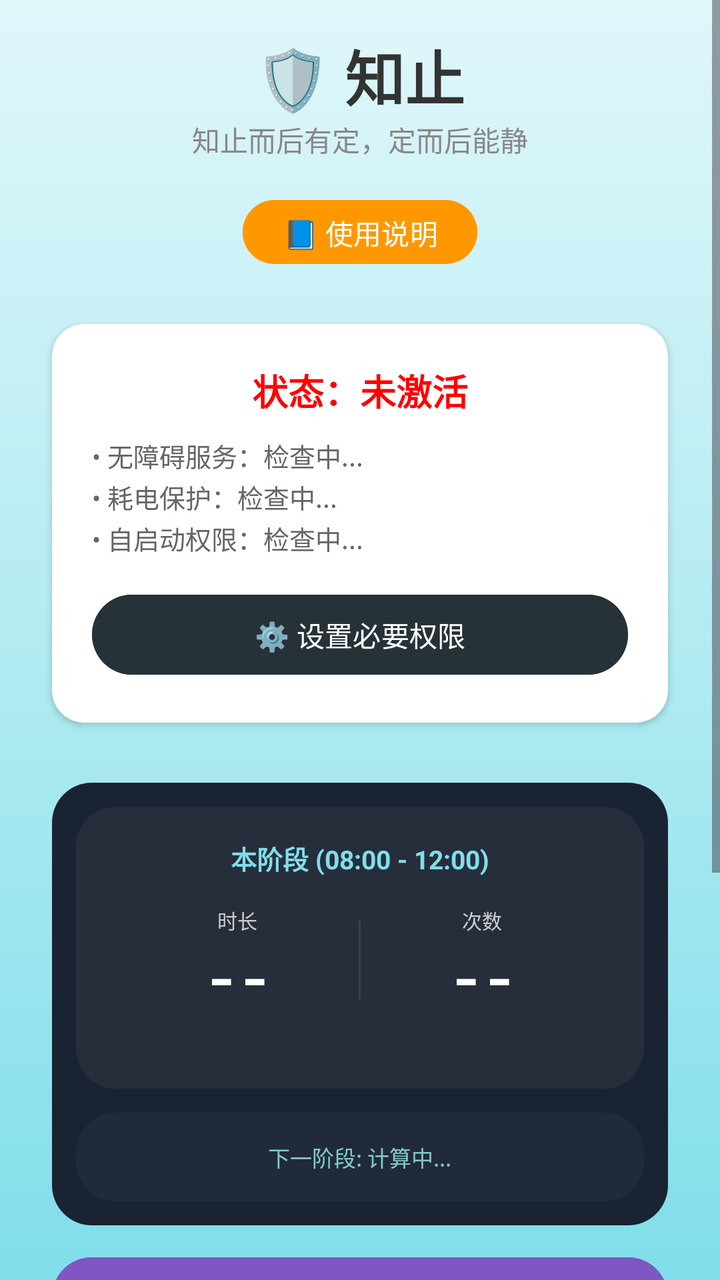
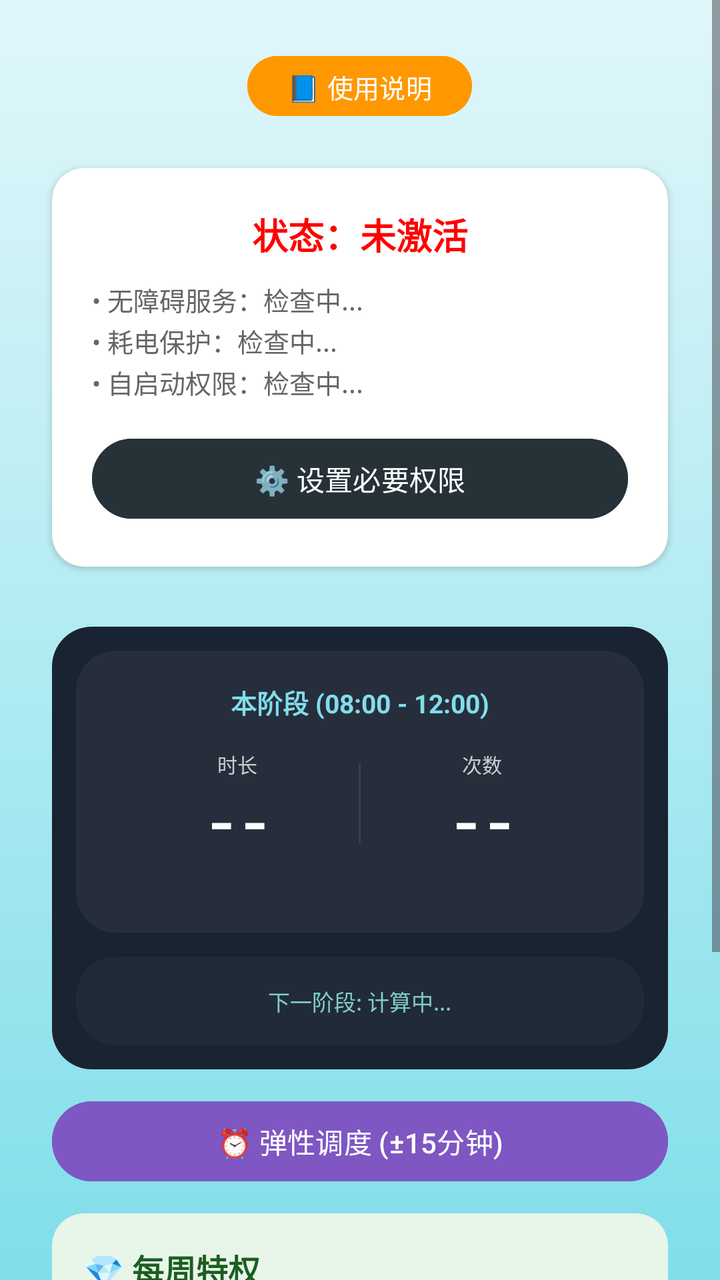

Screens rendered from an Android XML layout before and after an edit, with the pre-edit source and the edit as a unified diff.
<!-- AndroidManifest.xml: application theme Theme.ZhiZhi -->
<!-- res/layout/fragment_home.xml -->
<?xml version="1.0" encoding="utf-8"?>
<ScrollView xmlns:android="http://schemas.android.com/apk/res/android"
    xmlns:app="http://schemas.android.com/apk/res-auto"
    android:id="@+id/layout_home"
    android:layout_width="match_parent"
    android:layout_height="match_parent"
    android:background="@drawable/bg_sea_surface"
    android:fitsSystemWindows="true"
    android:clipToPadding="false"
    android:visibility="visible">

    <LinearLayout
        android:layout_width="match_parent"
        android:layout_height="wrap_content"
        android:orientation="vertical"
            android:padding="16dp"
            android:gravity="center_horizontal">

        <TextView
            android:layout_width="wrap_content"
            android:layout_height="wrap_content"
            android:text="🛡️ 知止"
            android:textSize="30sp"
            android:textStyle="bold"
            android:textColor="#333333"
            android:layout_marginTop="0dp"/>

        <TextView
            android:layout_width="wrap_content"
            android:layout_height="wrap_content"
            android:text="知止而后有定，定而后能静"
            android:textSize="14sp"
            android:textColor="#888888"
            android:layout_marginBottom="16dp"/>

        <Button
            android:id="@+id/btn_help"
            android:layout_width="wrap_content"
            android:layout_height="40dp"
            android:text="📘 使用说明"
            android:textSize="14sp"
            android:backgroundTint="#FF9800"
            android:paddingHorizontal="20dp"
            android:layout_marginBottom="16dp"/>

        
        <androidx.cardview.widget.CardView
            android:id="@+id/card_setup_guide"
            android:layout_width="match_parent"
            android:layout_height="wrap_content"
            android:layout_marginHorizontal="10dp"
            android:layout_marginBottom="16dp"
            android:backgroundTint="#FFFFFF"
            android:visibility="gone"
            app:cardCornerRadius="16dp"
            app:cardElevation="4dp">
            <LinearLayout
                android:layout_width="match_parent"
                android:layout_height="wrap_content"
                android:orientation="vertical"
                android:padding="16dp">
                
                <TextView
                    android:layout_width="wrap_content"
                    android:layout_height="wrap_content"
                    android:text="🚀 航行准备清单"
                    android:textSize="18sp"
                    android:textStyle="bold"
                    android:textColor="#333333"
                    android:layout_marginBottom="12dp"/>

                
                <LinearLayout
                    android:layout_width="match_parent"
                    android:layout_height="wrap_content"
                    android:orientation="horizontal"
                    android:gravity="center_vertical"
                    android:paddingVertical="8dp">
                    <TextView
                        android:id="@+id/tv_setup_icon_perm"
                        android:layout_width="24dp"
                        android:layout_height="24dp"
                        android:text="⭕"
                        android:gravity="center"
                        android:textSize="14sp"/>
                    <TextView
                        android:layout_width="0dp"
                        android:layout_height="wrap_content"
                        android:layout_weight="1"
                        android:layout_marginStart="8dp"
                        android:text="基础权限设置 (必要)"
                        android:textColor="#333333"
                        android:textSize="14sp"/>
                    <TextView
                        android:id="@+id/btn_setup_go_perm"
                        android:layout_width="wrap_content"
                        android:layout_height="wrap_content"
                        android:text="去开启 >"
                        android:textColor="#1976D2"
                        android:textSize="13sp"
                        android:textStyle="bold"
                        android:padding="4dp"/>
                </LinearLayout>

                
                <LinearLayout
                    android:layout_width="match_parent"
                    android:layout_height="wrap_content"
                    android:orientation="horizontal"
                    android:gravity="center_vertical"
                    android:paddingVertical="8dp">
                    <TextView
                        android:id="@+id/tv_setup_icon_blacklist"
                        android:layout_width="24dp"
                        android:layout_height="24dp"
                        android:text="⭕"
                        android:gravity="center"
                        android:textSize="14sp"/>
                    <TextView
                        android:layout_width="0dp"
                        android:layout_height="wrap_content"
                        android:layout_weight="1"
                        android:layout_marginStart="8dp"
                        android:text="配置监管黑名单 (必要)"
                        android:textColor="#333333"
                        android:textSize="14sp"/>
                    <TextView
                        android:id="@+id/btn_setup_go_blacklist"
                        android:layout_width="wrap_content"
                        android:layout_height="wrap_content"
                        android:text="去勾选 >"
                        android:textColor="#1976D2"
                        android:textSize="13sp"
                        android:textStyle="bold"
                        android:padding="4dp"/>
                </LinearLayout>

                
                <LinearLayout
                    android:layout_width="match_parent"
                    android:layout_height="wrap_content"
                    android:orientation="horizontal"
                    android:gravity="center_vertical"
                    android:paddingVertical="8dp">
                    <TextView
                        android:id="@+id/tv_setup_icon_dnd"
                        android:layout_width="24dp"
                        android:layout_height="24dp"
                        android:text="⭕"
                        android:gravity="center"
                        android:textSize="14sp"/>
                    <TextView
                        android:layout_width="0dp"
                        android:layout_height="wrap_content"
                        android:layout_weight="1"
                        android:layout_marginStart="8dp"
                        android:text="设置勿扰时间段 (必要)"
                        android:textColor="#333333"
                        android:textSize="14sp"/>
                    <TextView
                        android:id="@+id/btn_setup_go_dnd"
                        android:layout_width="wrap_content"
                        android:layout_height="wrap_content"
                        android:text="去添加 >"
                        android:textColor="#1976D2"
                        android:textSize="13sp"
                        android:textStyle="bold"
                        android:padding="4dp"/>
                </LinearLayout>

            </LinearLayout>
        </androidx.cardview.widget.CardView>

        
        <androidx.cardview.widget.CardView
            android:id="@+id/card_adaptation"
            android:layout_width="match_parent"
            android:layout_height="wrap_content"
            android:layout_marginHorizontal="10dp"
            android:layout_marginBottom="16dp"
            android:backgroundTint="#E0F7FA"
            android:visibility="gone"
            app:cardCornerRadius="16dp"
            app:cardElevation="2dp">
            <LinearLayout
                android:layout_width="match_parent"
                android:layout_height="wrap_content"
                android:orientation="vertical"
                android:padding="16dp">
                <TextView
                    android:layout_width="wrap_content"
                    android:layout_height="wrap_content"
                    android:text="✨ 当前处于适应期"
                    android:textSize="16sp"
                    android:textStyle="bold"
                    android:textColor="#006064"/>
                <TextView
                    android:layout_width="wrap_content"
                    android:layout_height="wrap_content"
                    android:layout_marginTop="4dp"
                    android:text="设置将立即生效，安装24小时后或手动结束后进入严格模式。"
                    android:textSize="12sp"
                    android:textColor="#00838F"/>
                <Button
                    android:id="@+id/btn_end_adaptation"
                    android:layout_width="wrap_content"
                    android:layout_height="wrap_content"
                    android:minHeight="32dp"
                    android:layout_marginTop="8dp"
                    android:layout_gravity="end"
                    android:paddingHorizontal="16dp"
                    android:paddingVertical="0dp"
                    android:insetTop="0dp"
                    android:insetBottom="0dp"
                    android:text="手动结束适应期"
                    android:textSize="12sp"
                    android:backgroundTint="#00838F"
                    android:textColor="#FFFFFF"
                    app:cornerRadius="16dp"/>
            </LinearLayout>
        </androidx.cardview.widget.CardView>

        <androidx.cardview.widget.CardView
            android:layout_width="match_parent"
            android:layout_height="wrap_content"
            android:layout_margin="10dp"
            android:backgroundTint="#FFFFFF"
            app:cardCornerRadius="16dp"
            android:elevation="4dp">
            <LinearLayout
                android:layout_width="match_parent"
                android:layout_height="wrap_content"
                android:orientation="vertical"
                android:padding="20dp"
                android:gravity="center">

                <TextView
                    android:id="@+id/tv_status"
                    android:layout_width="wrap_content"
                    android:layout_height="wrap_content"
                    android:text="状态：未激活"
                    android:textSize="18sp"
                    android:textColor="#FF0000"
                    android:textStyle="bold"/>

                <TextView
                    android:id="@+id/tv_protection_status"
                    android:layout_width="match_parent"
                    android:layout_height="wrap_content"
                    android:layout_marginTop="10dp"
                    android:text="• 无障碍服务：检查中...\n• 耗电保护：检查中...\n• 自启动权限：检查中..."
                    android:textSize="13sp"
                    android:textColor="#666666"
                    android:gravity="start"
                    android:lineSpacingExtra="2dp"/>

                <Button
                    android:id="@+id/btn_open_permission"
                    android:layout_width="match_parent"
                    android:layout_height="wrap_content"
                    android:layout_marginTop="15dp"
                    android:backgroundTint="#263238"
                    android:text="⚙️ 设置必要权限"
                    android:textColor="#FFFFFF"/>
            </LinearLayout>
        </androidx.cardview.widget.CardView>

        
        <LinearLayout
            android:id="@+id/layout_quota_bubble"
            android:layout_width="match_parent"
            android:layout_height="wrap_content"
            android:layout_marginHorizontal="10dp"
            android:layout_marginTop="20dp"
            android:orientation="vertical"
            android:gravity="center"
            android:background="@drawable/bg_sea_bubble"
            android:backgroundTint="#FF1A2332"
            android:paddingHorizontal="0dp"
            android:paddingVertical="0dp">

            
            <LinearLayout
                android:id="@+id/layout_current_segment_card"
                android:layout_width="match_parent"
                android:layout_height="wrap_content"
                android:orientation="vertical"
                android:gravity="center"
                android:background="@drawable/bg_sea_bubble"
                android:backgroundTint="#0DFFFFFF"
                android:paddingHorizontal="20dp"
                android:paddingVertical="16dp"
                android:layout_margin="12dp"
                android:layout_marginBottom="6dp">

                
                <TextView
                    android:id="@+id/tv_current_segment_range"
                    android:layout_width="match_parent"
                    android:layout_height="wrap_content"
                    android:text="本阶段 (08:00 - 12:00)"
                    android:textColor="#80DEEA"
                    android:textSize="13sp"
                    android:textStyle="bold"
                    android:gravity="center"
                    android:layout_marginBottom="14dp"/>

                
                <LinearLayout
                    android:layout_width="match_parent"
                    android:layout_height="wrap_content"
                    android:gravity="center"
                    android:orientation="horizontal"
                    android:layout_marginBottom="4dp">

                    
                    <LinearLayout
                        android:layout_width="0dp"
                        android:layout_height="wrap_content"
                        android:layout_weight="1"
                        android:gravity="center"
                        android:orientation="vertical">

                        <TextView
                            android:layout_width="wrap_content"
                            android:layout_height="wrap_content"
                            android:text="时长"
                            android:textColor="#CCCCCC"
                            android:textSize="10sp"
                            android:layout_marginBottom="2dp"/>

                        <TextView
                            android:id="@+id/tv_stat_time_big"
                            android:layout_width="wrap_content"
                            android:layout_height="wrap_content"
                            android:text="--"
                            android:textColor="#FFFFFF"
                            android:textSize="28sp"
                            android:textStyle="bold"
                            android:fontFamily="monospace"/>
                    </LinearLayout>

                    
                    <View
                        android:layout_width="1dp"
                        android:layout_height="40dp"
                        android:background="#15FFFFFF"/>

                    
                    <LinearLayout
                        android:layout_width="0dp"
                        android:layout_height="wrap_content"
                        android:layout_weight="1"
                        android:gravity="center"
                        android:orientation="vertical">

                        <TextView
                            android:layout_width="wrap_content"
                            android:layout_height="wrap_content"
                            android:text="次数"
                            android:textColor="#CCCCCC"
                            android:textSize="10sp"
                            android:layout_marginBottom="2dp"/>

                        <TextView
                            android:id="@+id/tv_usable_count_big"
                            android:layout_width="wrap_content"
                            android:layout_height="wrap_content"
                            android:text="--"
                            android:textColor="#FFFFFF"
                            android:textSize="28sp"
                            android:textStyle="bold"
                            android:fontFamily="monospace"/>
                    </LinearLayout>
                </LinearLayout>

                
                <TextView
                    android:id="@+id/tv_stat_time_detail"
                    android:layout_width="wrap_content"
                    android:layout_height="wrap_content"
                    android:text=""
                    android:textColor="#B0B0B0"
                    android:textSize="10sp"
                    android:layout_marginTop="4dp"
                    android:alpha="0.8"/>

                
                <TextView
                    android:id="@+id/tv_surplus_borrow_line"
                    android:layout_width="match_parent"
                    android:layout_height="wrap_content"
                    android:text=""
                    android:textColor="#81C784"
                    android:textSize="10sp"
                    android:gravity="center"
                    android:layout_marginTop="6dp"
                    android:paddingHorizontal="4dp"
                    android:paddingVertical="3dp"
                    android:visibility="gone"/>

                
                <TextView
                    android:id="@+id/tv_rest_countdown_in_card"
                    android:layout_width="wrap_content"
                    android:layout_height="wrap_content"
                    android:text=""
                    android:textColor="#4CAF50"
                    android:textSize="10sp"
                    android:gravity="center"
                    android:layout_marginTop="4dp"
                    android:visibility="gone"/>
            </LinearLayout>

            
            <LinearLayout
                android:id="@+id/layout_next_segment_card"
                android:layout_width="match_parent"
                android:layout_height="wrap_content"
                android:orientation="vertical"
                android:gravity="center"
                android:background="@drawable/bg_sea_bubble"
                android:backgroundTint="#08FFFFFF"
                android:paddingHorizontal="20dp"
                android:paddingVertical="14dp"
                android:layout_marginHorizontal="12dp"
                android:layout_marginBottom="12dp">

                <TextView
                    android:id="@+id/tv_next_segment_info"
                    android:layout_width="wrap_content"
                    android:layout_height="wrap_content"
                    android:text="下一阶段: 计算中..."
                    android:textColor="#80CBC4"
                    android:textSize="11sp"
                    android:gravity="center"
                    android:textAlignment="center"/>
            </LinearLayout>
        </LinearLayout>

        
        <Button
            android:id="@+id/btn_flexible_schedule"
            android:layout_width="match_parent"
            android:layout_height="48dp"
            android:layout_marginHorizontal="10dp"
            android:layout_marginTop="12dp"
            android:text="⏰ 弹性调度 (±15分钟)"
            android:textSize="14sp"
            android:backgroundTint="#7E57C2"
            android:textColor="#FFFFFF"
            app:cornerRadius="24dp"/>

        <androidx.cardview.widget.CardView
            android:id="@+id/card_weekly_privilege_entry"
            android:layout_width="match_parent"
            android:layout_height="wrap_content"
            android:layout_marginHorizontal="10dp"
            android:layout_marginTop="12dp"
            android:backgroundTint="#E8F5E9"
            app:cardCornerRadius="16dp"
            app:cardElevation="0dp">

            <LinearLayout
                android:layout_width="match_parent"
                android:layout_height="wrap_content"
                android:orientation="vertical"
                android:padding="16dp">

                <TextView
                    android:layout_width="wrap_content"
                    android:layout_height="wrap_content"
                    android:text="💎 每周特权"
                    android:textColor="#1B5E20"
                    android:textSize="16sp"
                    android:textStyle="bold"/>

                <TextView
                    android:id="@+id/tv_weekly_privilege_entry_status"
                    android:layout_width="match_parent"
                    android:layout_height="wrap_content"
                    android:layout_marginTop="6dp"
                    android:text="本周剩余：--/--min，--/--次"
                    android:textColor="#2E7D32"
                    android:textSize="13sp"/>

                <Button
                    android:id="@+id/btn_weekly_privilege_entry"
                    android:layout_width="match_parent"
                    android:layout_height="48dp"
                    android:layout_marginTop="10dp"
                    android:text="启用特权"
                    android:textColor="#FFFFFF"
                    android:backgroundTint="#FF7043"
                    app:cornerRadius="24dp"/>
            </LinearLayout>
        </androidx.cardview.widget.CardView>

        
        <androidx.cardview.widget.CardView
            android:id="@+id/card_free_time"
            android:layout_width="match_parent"
            android:layout_height="wrap_content"
            android:layout_marginHorizontal="10dp"
            android:layout_marginTop="16dp"
            android:backgroundTint="#E8F5E9"
            android:visibility="gone"
            app:cardCornerRadius="16dp"
            app:cardElevation="0dp">

            <LinearLayout
                android:layout_width="match_parent"
                android:layout_height="wrap_content"
                android:orientation="vertical"
                android:padding="20dp"
                android:gravity="center_horizontal">

                <TextView
                    android:id="@+id/tv_free_time_countdown"
                    android:layout_width="match_parent"
                    android:layout_height="wrap_content"
                    android:text="🟢 休息中 还剩 20 min 30 s"
                    android:textColor="#1B5E20"
                    android:textSize="20sp"
                    android:textStyle="bold"
                    android:fontFamily="monospace"
                    android:gravity="center"/>

                <Button
                    android:id="@+id/btn_stop_free_time"
                    android:layout_width="180dp"
                    android:layout_height="44dp"
                    android:layout_marginTop="12dp"
                    android:text="⏹ 停止休息"
                    android:textSize="15sp"
                    android:backgroundTint="#EF5350"
                    android:textColor="#FFFFFF"
                    app:cornerRadius="22dp"/>
            </LinearLayout>
        </androidx.cardview.widget.CardView>




        <TextView
            android:id="@+id/tv_countdown"
            android:layout_width="match_parent"
            android:layout_height="wrap_content"
            android:layout_marginTop="24dp"
            android:layout_marginBottom="32dp"
            android:padding="10dp"
            android:text="当前状态：监管中"
            android:textSize="16sp"
            android:textColor="#666666"
            android:gravity="center"/>
        <TextView
            android:id="@+id/tv_temp_access_status"
            android:layout_width="match_parent"
            android:layout_height="wrap_content"
            android:layout_marginBottom="32dp"
            android:padding="10dp"
            android:text=""
            android:textSize="14sp"
            android:textColor="#888888"
            android:gravity="center"
            android:visibility="gone"/>
        
    </LinearLayout>
</ScrollView>
<!-- resources referenced by this layout -->
<resources>
  <!-- drawable bg_sea_bubble (drawable) -->
  <?xml version="1.0" encoding="utf-8"?>
  <shape xmlns:android="http://schemas.android.com/apk/res/android" android:shape="rectangle">
      <solid android:color="#E0F7FA" />
      <corners android:radius="20dp" />
  </shape>
  <!-- drawable bg_sea_surface (drawable) -->
  <?xml version="1.0" encoding="utf-8"?>
  <shape xmlns:android="http://schemas.android.com/apk/res/android" android:shape="rectangle">
      <gradient
          android:startColor="#E0F7FA"
          android:centerColor="#B2EBF2"
          android:endColor="#80DEEA"
          android:angle="270" />
  </shape>
  <style name="Theme.ZhiZhi" parent="Base.Theme.ZhiZhi" />
  <style name="Base.Theme.ZhiZhi" parent="Theme.Material3.DayNight.NoActionBar">
          
      </style>
</resources>

<!-- the commit's change to res/layout/fragment_home.xml (unified diff, before → after) -->
@@ -16,32 +16,17 @@
             android:padding="16dp"
             android:gravity="center_horizontal">
 
-        <TextView
-            android:layout_width="wrap_content"
-            android:layout_height="wrap_content"
-            android:text="🛡️ 知止"
-            android:textSize="30sp"
-            android:textStyle="bold"
-            android:textColor="#333333"
-            android:layout_marginTop="0dp"/>
-
-        <TextView
-            android:layout_width="wrap_content"
-            android:layout_height="wrap_content"
-            android:text="知止而后有定，定而后能静"
-            android:textSize="14sp"
-            android:textColor="#888888"
-            android:layout_marginBottom="16dp"/>
-
         <Button
             android:id="@+id/btn_help"
             android:layout_width="wrap_content"
-            android:layout_height="40dp"
+            android:layout_height="38dp"
             android:text="📘 使用说明"
-            android:textSize="14sp"
+            android:textSize="13sp"
             android:backgroundTint="#FF9800"
             android:paddingHorizontal="20dp"
-            android:layout_marginBottom="16dp"/>
+            android:layout_marginTop="8dp"
+            android:layout_marginBottom="12dp"
+            app:cornerRadius="19dp"/>
 
         
         <androidx.cardview.widget.CardView
@@ -221,6 +206,7 @@
         </androidx.cardview.widget.CardView>
 
         <androidx.cardview.widget.CardView
+            android:id="@+id/card_permission_status"
             android:layout_width="match_parent"
             android:layout_height="wrap_content"
             android:layout_margin="10dp"
